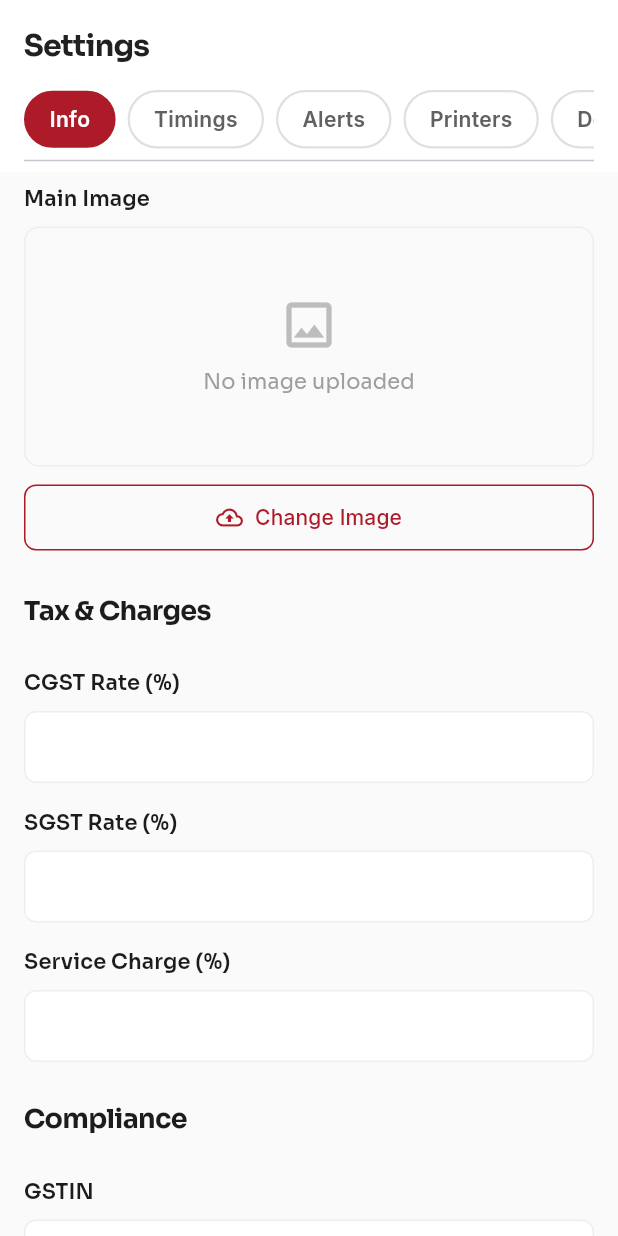
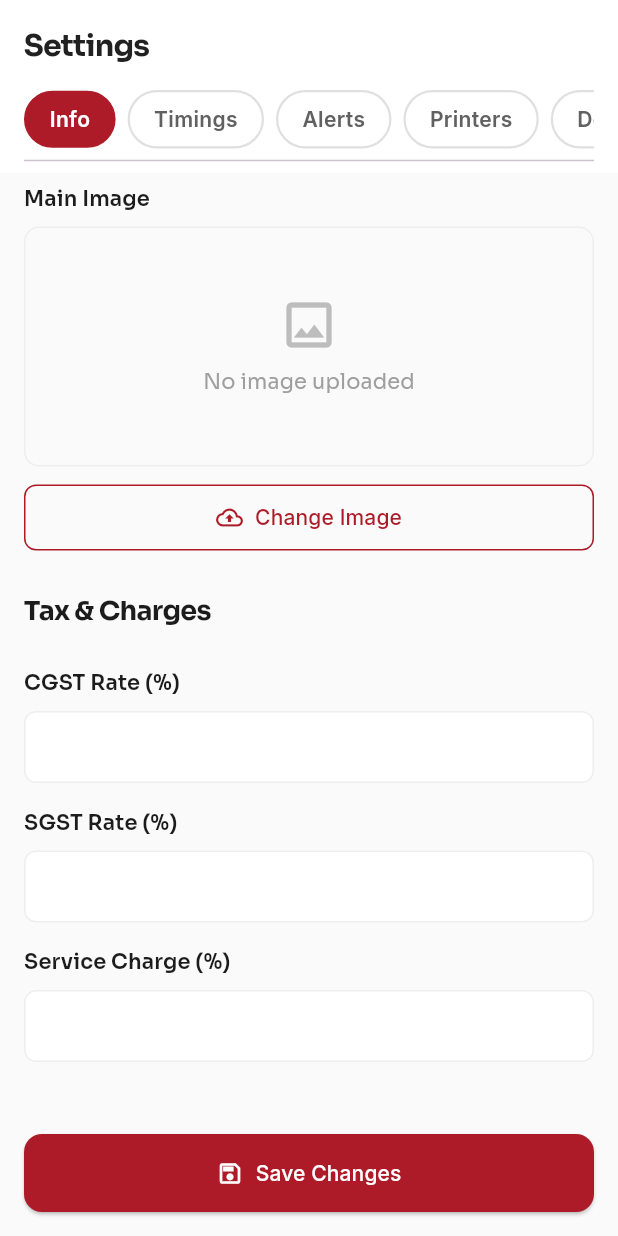
Before and after one commit to Nesat-Nayem/airmenu-parther-app, a Flutter app: the VendorSettingsMobileView screen opened directly, scrolled down 728 dp, on a phone screen of 412 x 824 dp. Run offline on Flutter 3.47's test engine with Material 3 defaults, Android fonts, the phone set to English and light mode, and no system bars; our stand-ins replace bloc, cached_network_image, dartz, either_dart, equatable, fl_chart and 17 more; missing offline and left inert: dart:html, dart:js_interop, dart:ui_web; accounts and stored records are empty; network calls fail; statements that could not run were skipped.

Commit message:
compliance hidden

```diff
--- a/lib/features/settings/presentation/views/vendor/vendor_settings_mobile_view.dart
+++ b/lib/features/settings/presentation/views/vendor/vendor_settings_mobile_view.dart
@@ -565,22 +565,22 @@ class _VendorSettingsMobileViewState extends State<VendorSettingsMobileView> {
           ),
         ),
         const SizedBox(height: 24),
-        const SettingsSectionHeader(title: 'Compliance'),
-        _MobileField(
-          label: 'GSTIN',
-          controller: _gstinCtrl,
-          onChanged: (v) => bloc.add(
-            UpdateRestaurantField(key: 'gstin', value: v),
-          ),
-        ),
-        const SizedBox(height: 16),
-        _MobileField(
-          label: 'FSSAI License No.',
-          controller: _fssaiCtrl,
-          onChanged: (v) => bloc.add(
-            UpdateRestaurantField(key: 'fssai', value: v),
-          ),
-        ),
+        // const SettingsSectionHeader(title: 'Compliance'),
+        // _MobileField(
+        //   label: 'GSTIN',
+        //   controller: _gstinCtrl,
+        //   onChanged: (v) => bloc.add(
+        //     UpdateRestaurantField(key: 'gstin', value: v),
+        //   ),
+        // ),
+        // const SizedBox(height: 16),
+        // _MobileField(
+        //   label: 'FSSAI License No.',
+        //   controller: _fssaiCtrl,
+        //   onChanged: (v) => bloc.add(
+        //     UpdateRestaurantField(key: 'fssai', value: v),
+        //   ),
+        // ),
       ],
     );
   }
```
Also changed, not shown: lib/features/settings/presentation/views/vendor/vendor_settings_desktop_view.dart (+20 -20 lines).
